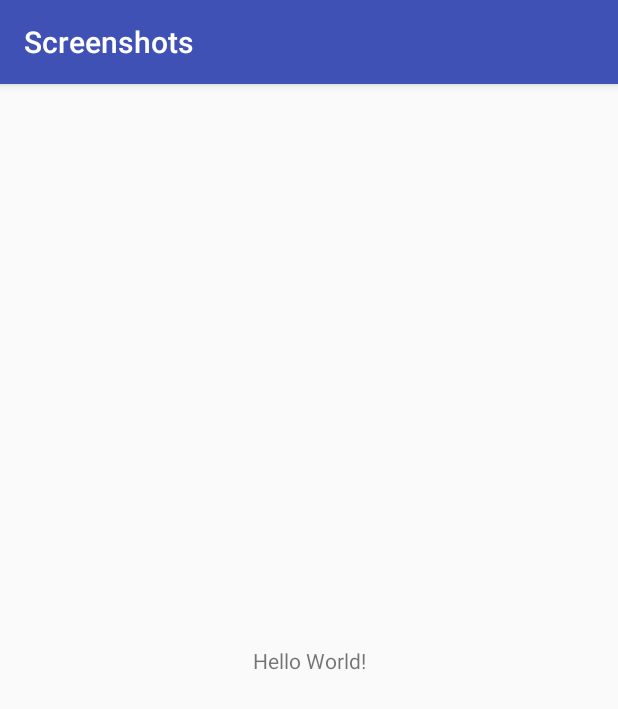
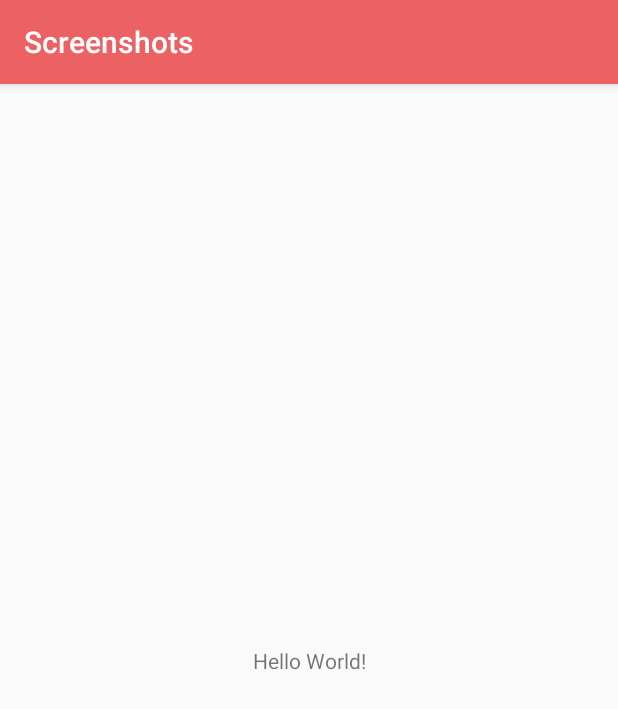
Before and after one commit to cmFodWx5YWRhdjEyMTA5/Screenshots, an Android app: the screen it shows after launch (MainActivity), on a phone screen of 412 x 824 dp. Shown: the top 709 px of the screen. Run offline under Robolectric (Android 15) with nearby library versions, the phone set to English and light mode, and no system bars.

Commit message:
app color and icon color

```diff
--- a/app/src/main/res/values/colors.xml
+++ b/app/src/main/res/values/colors.xml
@@ -1,6 +1,6 @@
 <?xml version="1.0" encoding="utf-8"?>
 <resources>
-    <color name="colorPrimary">#3F51B5</color>
-    <color name="colorPrimaryDark">#303F9F</color>
-    <color name="colorAccent">#FF4081</color>
+    <color name="colorPrimary">#EC6164</color>
+    <color name="colorPrimaryDark">#E05759</color>
+    <color name="colorAccent">#ffdfe0</color>
 </resources>
```
Also changed, not shown: app/src/main/ic_launcher-web.png, app/src/main/ic_launcher_round-web.png, app/src/main/res/mipmap-hdpi/ic_launcher.png, app/src/main/res/mipmap-hdpi/ic_launcher_round.png, app/src/main/res/mipmap-mdpi/ic_launcher.png, app/src/main/res/mipmap-mdpi/ic_launcher_round.png, app/src/main/res/mipmap-xhdpi/ic_launcher.png, app/src/main/res/mipmap-xhdpi/ic_launcher_round.png, app/src/main/res/mipmap-xxhdpi/ic_launcher.png, app/src/main/res/mipmap-xxhdpi/ic_launcher_round.png, app/src/main/res/mipmap-xxxhdpi/ic_launcher.png, app/src/main/res/mipmap-xxxhdpi/ic_launcher_round.png.
